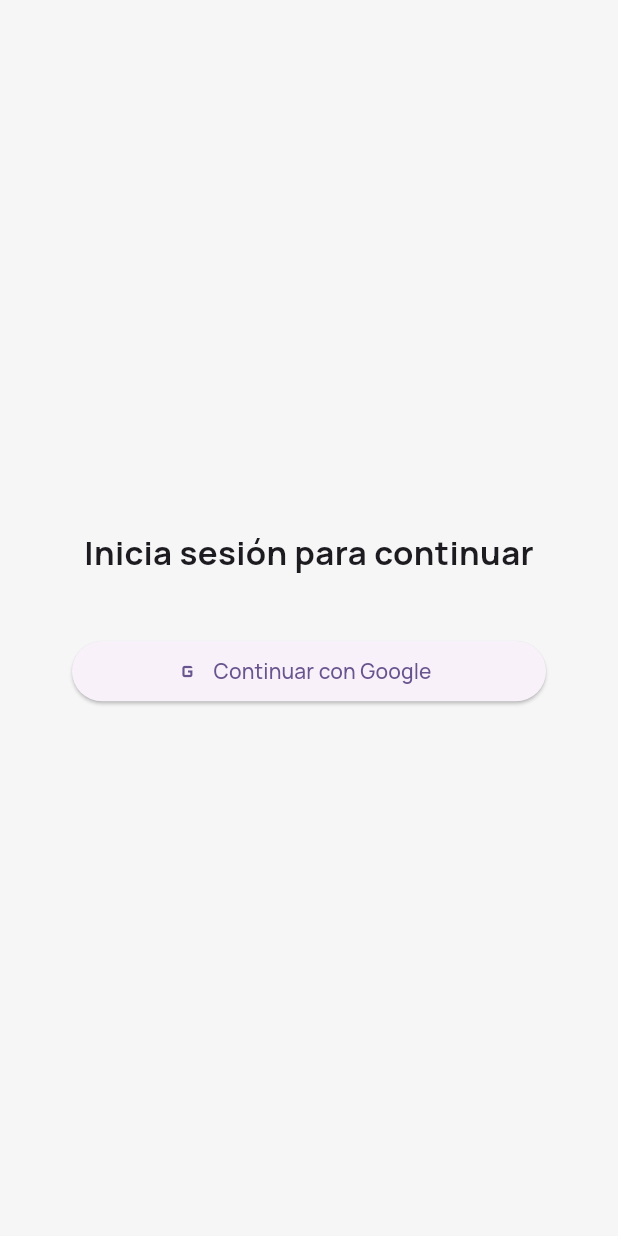
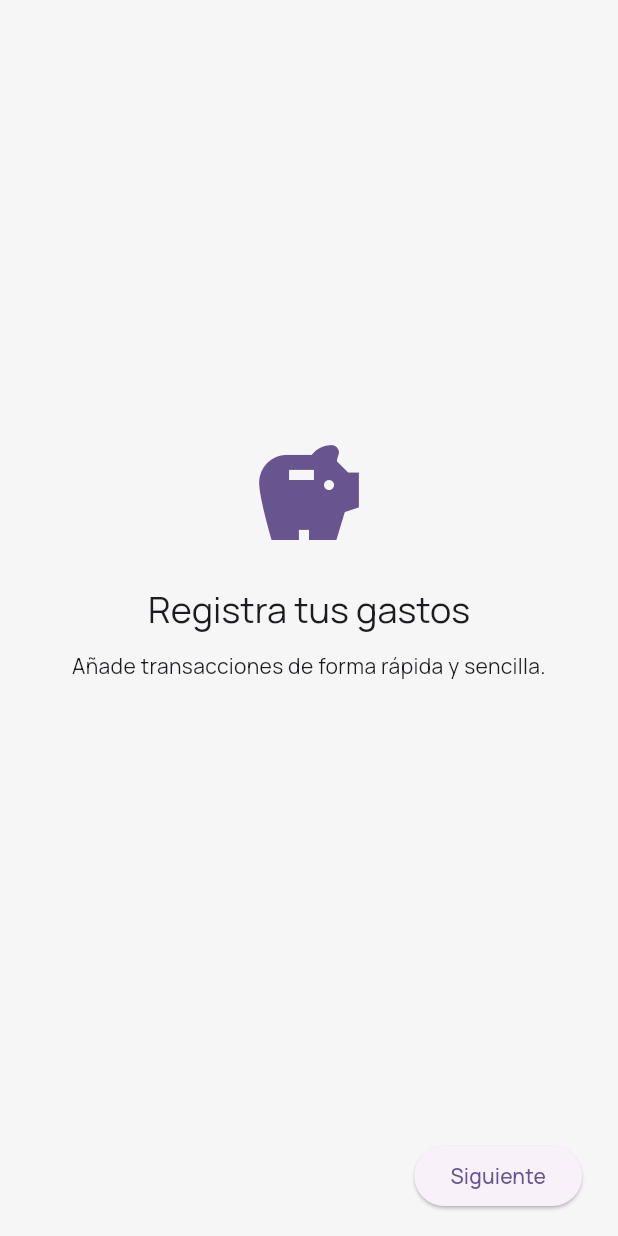
Before and after one commit to GrullonDev/PersonalFinance, a Flutter app: the screen it shows after launch, after a tap on "Iniciar", on a phone screen of 412 x 824 dp. Run offline on Flutter 3.47's test engine with Material 3 defaults, Android fonts, the phone set to English and light mode, and no system bars; our stand-ins replace equatable, firebase_auth, firebase_core, get_it, google_fonts, google_sign_in and 5 more; accounts and stored records are empty.

Commit message:
Add onboarding and daily tips

```diff
--- a/lib/features/dashboard/page/dashboard_layout.dart
+++ b/lib/features/dashboard/page/dashboard_layout.dart
@@ -8,6 +8,7 @@ import 'package:personal_finance/features/data/model/expense.dart';
 import 'package:personal_finance/features/data/model/income.dart';
 import 'package:provider/provider.dart';
 import 'package:syncfusion_flutter_charts/charts.dart';
+import 'package:personal_finance/features/tips/tip_card.dart';
 
 class DashboardLayout extends StatelessWidget {
   const DashboardLayout({super.key});
@@ -60,6 +61,8 @@ class DashboardLayout extends StatelessWidget {
                     child: SingleChildScrollView(
                       child: Column(
                         children: <Widget>[
+                          const TipCard(),
+                          const SizedBox(height: 16),
                           BalanceCard(balance: logic.balance),
                           const SizedBox(height: 16),
                           PeriodSelector(
--- a/lib/features/home.dart
+++ b/lib/features/home.dart
@@ -50,7 +50,7 @@ class MyHomePage extends StatelessWidget {
       width: double.infinity,
       child: ElevatedButton(
         onPressed:
-            () => Navigator.pushReplacementNamed(context, RoutePath.login),
+            () => Navigator.pushReplacementNamed(context, RoutePath.onboarding),
         style: ElevatedButton.styleFrom(
           padding: const EdgeInsets.symmetric(vertical: 16),
           backgroundColor: Colors.deepPurple,
--- /dev/null
+++ b/lib/features/onboarding/onboarding_page.dart
@@ -0,0 +1,84 @@
+import 'package:flutter/material.dart';
+import 'package:personal_finance/utils/routes/route_path.dart';
+
+class OnboardingPage extends StatefulWidget {
+  const OnboardingPage({super.key});
+
+  @override
+  State<OnboardingPage> createState() => _OnboardingPageState();
+}
+
+class _OnboardingPageState extends State<OnboardingPage> {
+  final PageController _controller = PageController();
+  int _index = 0;
+
+  final List<_OnboardStep> _steps = const <_OnboardStep>[
+    _OnboardStep(title: 'Registra tus gastos', description: 'Añade transacciones de forma rápida y sencilla.'),
+    _OnboardStep(title: 'Visualiza tu progreso', description: 'Consulta tu balance diario, semanal o mensual.'),
+    _OnboardStep(title: 'Aprende consejos', description: 'Recibe tips financieros personalizados cada día.'),
+  ];
+
+  @override
+  Widget build(BuildContext context) => Scaffold(
+        body: SafeArea(
+          child: Column(
+            children: <Widget>[
+              Expanded(
+                child: PageView.builder(
+                  controller: _controller,
+                  onPageChanged: (int i) => setState(() => _index = i),
+                  itemCount: _steps.length,
+                  itemBuilder: (BuildContext context, int i) {
+                    final _OnboardStep step = _steps[i];
+                    return Padding(
+                      padding: const EdgeInsets.all(24),
+                      child: Column(
+                        mainAxisAlignment: MainAxisAlignment.center,
+                        children: <Widget>[
+                          Icon(Icons.savings, size: 80, color: Theme.of(context).colorScheme.primary),
+                          const SizedBox(height: 20),
+                          Text(step.title, style: Theme.of(context).textTheme.headlineSmall, textAlign: TextAlign.center),
+                          const SizedBox(height: 12),
+                          Text(step.description, textAlign: TextAlign.center),
+                        ],
+                      ),
+                    );
+                  },
+                ),
+              ),
+              Padding(
+                padding: const EdgeInsets.symmetric(horizontal: 24, vertical: 16),
+                child: Row(
+                  children: <Widget>[
+                    if (_index > 0)
+                      TextButton(
+                        onPressed: () {
+                          _controller.previousPage(duration: const Duration(milliseconds: 300), curve: Curves.easeInOut);
+                        },
+                        child: const Text('Atrás'),
+                      ),
+                    const Spacer(),
+                    ElevatedButton(
+                      onPressed: () {
+                        if (_index == _steps.length - 1) {
+                          Navigator.pushReplacementNamed(context, RoutePath.login);
+                        } else {
+                          _controller.nextPage(duration: const Duration(milliseconds: 300), curve: Curves.easeInOut);
+                        }
+                      },
+                      child: Text(_index == _steps.length - 1 ? 'Comenzar' : 'Siguiente'),
+                    )
+                  ],
+                ),
+              )
+            ],
+          ),
+        ),
+      );
+}
+
+class _OnboardStep {
+  final String title;
+  final String description;
+  const _OnboardStep({required this.title, required this.description});
+}
--- /dev/null
+++ b/lib/features/tips/tip_provider.dart
@@ -0,0 +1,20 @@
+import 'dart:math';
+
+import 'package:flutter/material.dart';
+
+/// Simple provider to deliver daily financial tips.
+class TipProvider extends ChangeNotifier {
+  TipProvider();
+
+  final List<String> _tips = <String>[
+    'Ahorra al menos el 10% de cada ingreso que recibas.',
+    'Registra tus gastos diariamente para detectar hábitos.',
+    'Establece metas de ahorro mensuales realistas.',
+    'Evita compras impulsivas esperando 24 horas antes de decidir.',
+    'Revisa tus suscripciones y cancela las que no uses.',
+  ];
+
+  late final String _todayTip = _tips[Random(DateTime.now().day).nextInt(_tips.length)];
+
+  String get todayTip => _todayTip;
+}
--- a/lib/utils/app.dart
+++ b/lib/utils/app.dart
@@ -4,6 +4,7 @@ import 'package:google_fonts/google_fonts.dart';
 import 'package:personal_finance/features/auth/domain/auth_repository.dart';
 import 'package:personal_finance/features/auth/logic/auth_provider.dart';
 import 'package:personal_finance/features/dashboard/logic/dashboard_logic.dart';
+import 'package:personal_finance/features/tips/tip_provider.dart';
 import 'package:personal_finance/utils/app_localization.dart';
 import 'package:personal_finance/utils/injection_container.dart';
 import 'package:personal_finance/utils/routes/route_path.dart';
@@ -25,6 +26,7 @@ class MyApp extends StatelessWidget {
               ),
         ),
         ChangeNotifierProvider<DashboardLogic>(create: (_) => DashboardLogic()),
+        ChangeNotifierProvider<TipProvider>(create: (_) => TipProvider()),
       ],
       child: MaterialApp(
         title: 'Finanzas Personales',
--- a/lib/utils/routes/route_path.dart
+++ b/lib/utils/routes/route_path.dart
@@ -1,5 +1,6 @@
 class RoutePath {
   static const String home = '/';
+  static const String onboarding = '/onboarding';
   static const String login = '/login';
   static const String splash = '/splash';
   static const String dashboard = '/dashboard';
--- a/lib/utils/routes/route_switch.dart
+++ b/lib/utils/routes/route_switch.dart
@@ -4,6 +4,7 @@ import 'package:personal_finance/features/auth/pages/auth_page.dart';
 import 'package:personal_finance/features/dashboard/page/dashboard_page.dart';
 import 'package:personal_finance/features/dashboard/widgets/add_expense_modal.dart';
 import 'package:personal_finance/features/home.dart';
+import 'package:personal_finance/features/onboarding/onboarding_page.dart';
 import 'package:personal_finance/utils/routes/route_path.dart';
 
 class RouteSwitch {
@@ -15,6 +16,8 @@ class RouteSwitch {
         return MaterialPageRoute(builder: (BuildContext _) => const DashboardPage());
       case RoutePath.addExpense:
         return MaterialPageRoute(builder: (BuildContext _) => const AddExpenseModal());
+      case RoutePath.onboarding:
+        return MaterialPageRoute(builder: (BuildContext _) => const OnboardingPage());
       case RoutePath.login:
         return MaterialPageRoute(builder: (BuildContext _) => const LoginPage());
       default:
```
Also changed, not shown: lib/features/tips/tip_card.dart (added, +33 -0 lines), 2 other files.
